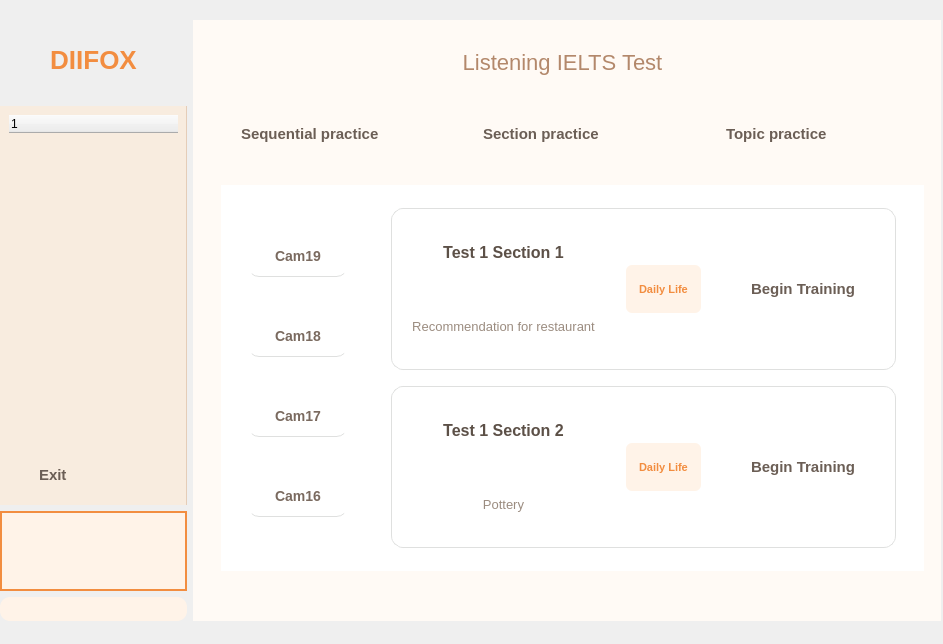
Above: ui/mainPage.ui from FrenchFries-101/frontend before the change. Below: the same form after it.
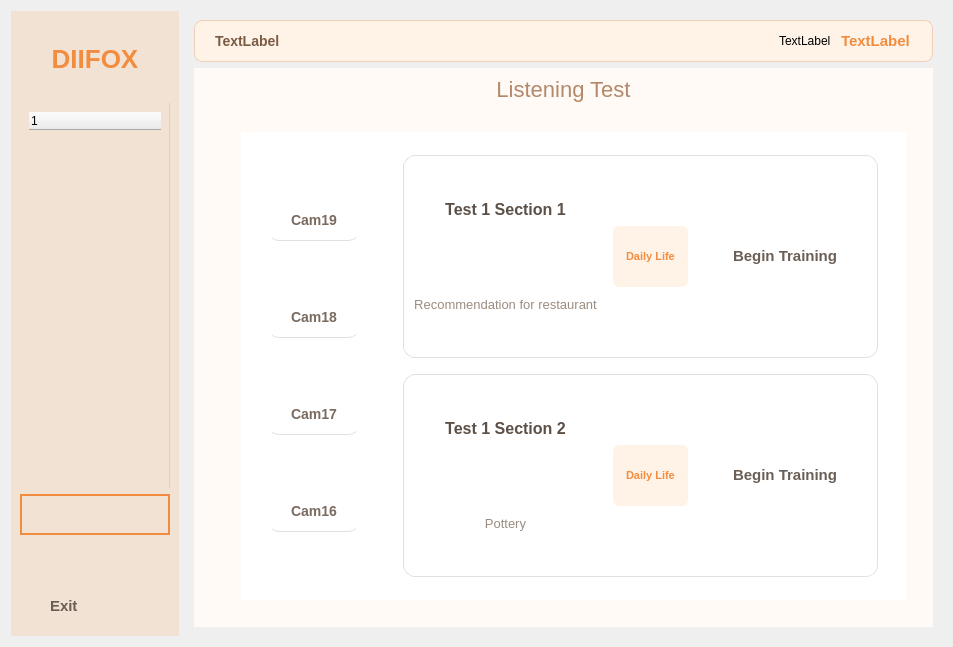
That is the form after the change. The open tabs and pages were chosen to show the change.

```diff
--- a/ui/mainPage.ui
+++ b/ui/mainPage.ui
@@ -6,8 +6,8 @@
    <rect>
     <x>0</x>
     <y>0</y>
-    <width>943</width>
-    <height>644</height>
+    <width>953</width>
+    <height>647</height>
    </rect>
   </property>
   <property name="windowTitle">
@@ -227,12 +227,20 @@
 }
 
 QWidget#SideBar{
-    background-color: #f8ecdf;
+    background-color: #f2e2d3;
     border-right: 1px solid #e5cdb8;
     border-radius: 0px;
     margin: 0px;
 }
 
+QWidget#widget_5{
+    background-color: #f2e2d3;   /* 比主背景更深一点 */
+    border: none;
+    border-radius: 0px;
+    margin: 0px;
+}
+
+
 QWidget#PageArea{
     background-color: #fffaf5;
     border: none;
@@ -246,7 +254,8 @@
     border: none;
     outline: none;
     font-family: &quot;Segoe UI Semibold&quot;,&quot;Microsoft YaHei&quot;;
-    font-size: 14px;
+    font-size: 15px;
+    font-weight: bold;
     color: #6b5e55;
 }
 
@@ -265,29 +274,40 @@
     color: #f28d40;
 }
 
-/* 分支箭头（可选） */
-QTreeWidget#navTree::branch:has-children:closed:has-siblings,
-QTreeWidget#navTree::branch:closed:has-children{
-    border-image: none;
-    image: none;
+QWidget#widget_4{
+    background-color: #fff3e8;
+    border: 1px solid #efcfb7;
+    border-radius: 8px;
 }
-QTreeWidget#navTree::branch:open:has-children{
-    border-image: none;
-    image: none;
-}</string>
+
+QLabel#streakLabel{
+    font-size: 14px;
+    font-weight: 600;
+    color: #7a5c45;
+    padding: 4px 8px;
+}
+
+QLabel#coinValueLabel{
+    font-size: 15px;
+    font-weight: bold;
+    color: #f28d40;
+    padding-right: 10px;
+}
+
+QLabel#label, QLabel#label_4, QLabel#label_13{
+    background: transparent;
+}
+
+</string>
   </property>
-  <widget class="QWidget" name="horizontalLayoutWidget">
-   <property name="geometry">
-    <rect>
-     <x>0</x>
-     <y>20</y>
-     <width>941</width>
-     <height>601</height>
-    </rect>
-   </property>
-   <layout class="QHBoxLayout" name="horizontalLayout" stretch="1,4">
+  <layout class="QHBoxLayout" name="horizontalLayout_9">
     <item>
-     <layout class="QVBoxLayout" name="verticalLayout" stretch="1,5,1,0">
+    <layout class="QHBoxLayout" name="horizontalLayout" stretch="2,9">
+     <item>
+      <widget class="QWidget" name="widget_5" native="true">
+       <layout class="QVBoxLayout" name="verticalLayout_12">
+        <item>
+         <layout class="QVBoxLayout" name="verticalLayout" stretch="2,10,1,1,1">
       <item>
        <widget class="QLabel" name="label">
         <property name="text">
@@ -306,7 +326,7 @@
       </item>
       <item>
        <widget class="QWidget" name="SideBar" native="true">
-        <layout class="QVBoxLayout" name="verticalLayout_10" stretch="5,1">
+            <layout class="QVBoxLayout" name="verticalLayout_10" stretch="5">
          <item>
           <widget class="QTreeWidget" name="navTree">
            <column>
@@ -316,13 +336,6 @@
            </column>
           </widget>
          </item>
-         <item>
-          <widget class="QPushButton" name="Exit_button">
-           <property name="text">
-            <string>Exit</string>
-           </property>
-          </widget>
-         </item>
         </layout>
        </widget>
       </item>
@@ -346,21 +359,78 @@
         </property>
        </widget>
       </item>
-     </layout>
+          <item>
+           <widget class="QPushButton" name="Exit_button">
+            <property name="text">
+             <string>Exit</string>
+            </property>
+           </widget>
+          </item>
+         </layout>
+        </item>
+       </layout>
+      </widget>
+     </item>
+     <item>
+      <widget class="QWidget" name="widget_3" native="true">
+       <layout class="QVBoxLayout" name="verticalLayout_11" stretch="1,14">
+        <item>
+         <widget class="QWidget" name="widget_4" native="true">
+          <layout class="QHBoxLayout" name="horizontalLayout_8">
+           <item>
+            <widget class="QLabel" name="streakLabel">
+             <property name="text">
+              <string>TextLabel</string>
+             </property>
+            </widget>
+           </item>
+           <item>
+            <spacer name="horizontalSpacer_14">
+             <property name="orientation">
+              <enum>Qt::Orientation::Horizontal</enum>
+             </property>
+             <property name="sizeHint" stdset="0">
+              <size>
+               <width>40</width>
+               <height>20</height>
+              </size>
+             </property>
+            </spacer>
+           </item>
+           <item>
+            <widget class="QLabel" name="coinGifLabel">
+             <property name="text">
+              <string>TextLabel</string>
+             </property>
+            </widget>
+           </item>
+           <item>
+            <widget class="QLabel" name="coinValueLabel">
+             <property name="text">
+              <string>TextLabel</string>
+             </property>
+            </widget>
+           </item>
+          </layout>
+         </widget>
     </item>
     <item>
      <widget class="QWidget" name="PageArea" native="true">
+          <layout class="QVBoxLayout" name="verticalLayout_13">
+           <item>
+            <widget class="QLabel" name="label_3">
+             <property name="text">
+              <string>Listening Test</string>
+             </property>
+             <property name="alignment">
+              <set>Qt::AlignmentFlag::AlignCenter</set>
+             </property>
+            </widget>
+           </item>
+           <item>
       <widget class="QStackedWidget" name="stackedWidget">
-       <property name="geometry">
-        <rect>
-         <x>0</x>
-         <y>10</y>
-         <width>741</width>
-         <height>591</height>
-        </rect>
-       </property>
        <property name="currentIndex">
-        <number>3</number>
+              <number>1</number>
        </property>
        <widget class="QWidget" name="Recite_page">
         <widget class="QWidget" name="verticalLayoutWidget">
@@ -471,26 +541,7 @@
         </widget>
        </widget>
        <widget class="QWidget" name="favourite_page">
-        <widget class="QWidget" name="verticalLayoutWidget_2">
-         <property name="geometry">
-          <rect>
-           <x>-1</x>
-           <y>-1</y>
-           <width>741</width>
-           <height>551</height>
-          </rect>
-         </property>
-         <layout class="QVBoxLayout" name="verticalLayout_3" stretch="1,1,6">
-          <item>
-           <widget class="QLabel" name="label_3">
-            <property name="text">
-             <string>Listening IELTS Test</string>
-            </property>
-            <property name="alignment">
-             <set>Qt::AlignmentFlag::AlignCenter</set>
-            </property>
-           </widget>
-          </item>
+              <layout class="QVBoxLayout" name="verticalLayout_3">
           <item>
            <widget class="QWidget" name="widget" native="true">
             <widget class="QWidget" name="horizontalLayoutWidget_2">
@@ -606,8 +657,8 @@
                  <rect>
                   <x>0</x>
                   <y>0</y>
-                  <width>695</width>
-                  <height>385</height>
+                       <width>660</width>
+                       <height>455</height>
                  </rect>
                 </property>
                 <layout class="QHBoxLayout" name="horizontalLayout_5" stretch="1,4">
@@ -621,8 +672,8 @@
                      <rect>
                       <x>0</x>
                       <y>0</y>
-                      <width>134</width>
-                      <height>367</height>
+                           <width>127</width>
+                           <height>437</height>
                      </rect>
                     </property>
                     <layout class="QVBoxLayout" name="verticalLayout_4">
@@ -668,8 +719,8 @@
                      <rect>
                       <x>0</x>
                       <y>0</y>
-                      <width>537</width>
-                      <height>367</height>
+                           <width>534</width>
+                           <height>425</height>
                      </rect>
                     </property>
                     <layout class="QVBoxLayout" name="verticalLayout_5">
@@ -958,7 +1009,6 @@
           </item>
          </layout>
         </widget>
-       </widget>
        <widget class="QWidget" name="Profile_page"/>
        <widget class="QWidget" name="discussion_page">
         <widget class="QLabel" name="label_6">
@@ -976,10 +1026,16 @@
         </widget>
        </widget>
       </widget>
+           </item>
+          </layout>
      </widget>
     </item>
    </layout>
   </widget>
+     </item>
+    </layout>
+   </item>
+  </layout>
  </widget>
  <resources/>
  <connections/>
```
Lines whose indentation alone changed are shown as unchanged.
